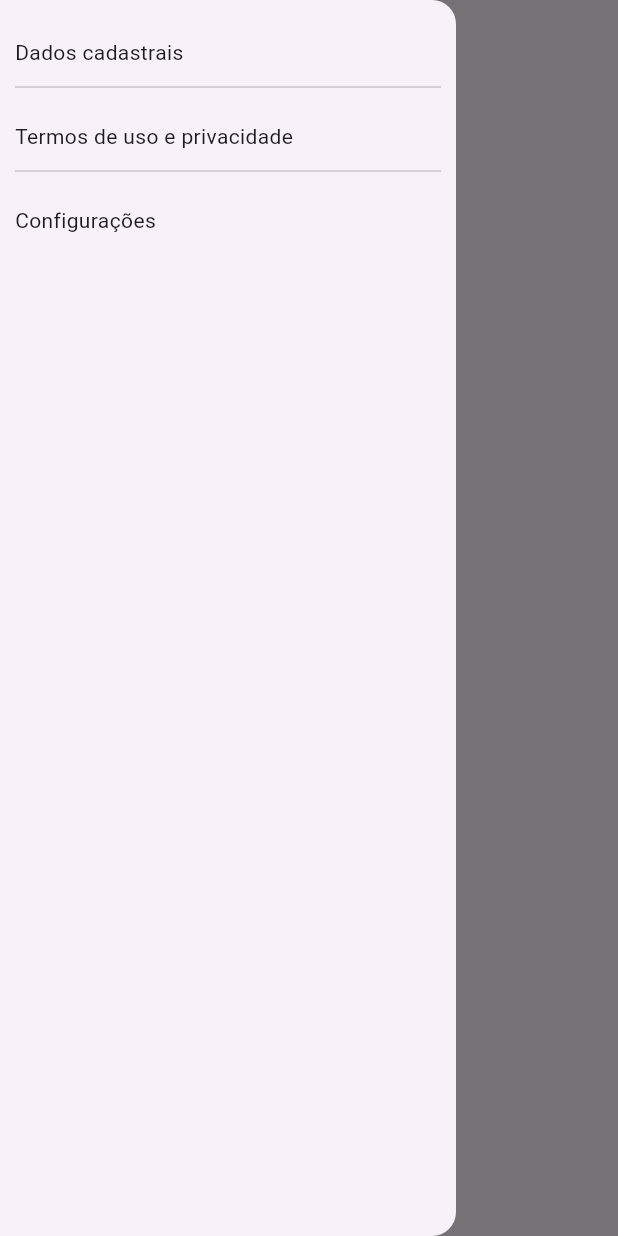
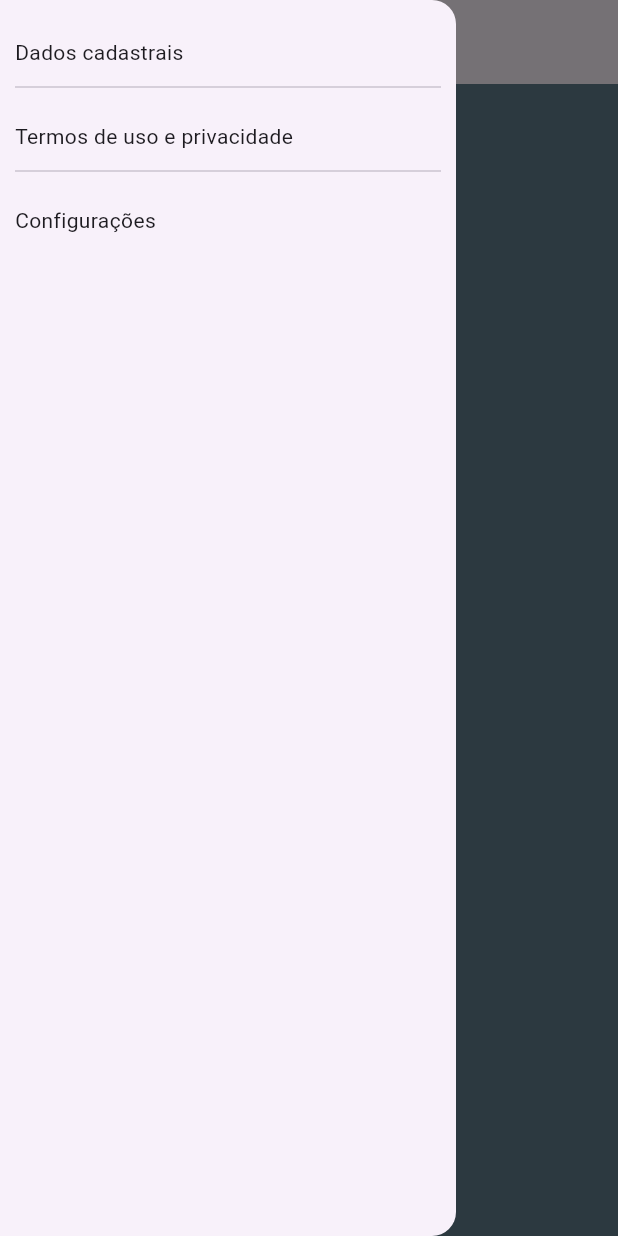
Before and after one commit to maurojh/dionecapf, a Flutter app: the MainPage screen opened directly, with the side drawer open, on a phone screen of 412 x 824 dp. Run offline on Flutter 3.47's test engine with Material 2 defaults, Android fonts, the phone set to English and light mode, and no system bars; network calls fail.

Commit message:
PageView com Container

```diff
--- a/lib/main_page.dart
+++ b/lib/main_page.dart
@@ -70,6 +70,17 @@ class _MainPageState extends State<MainPage> {
             ),
           ),
         ),
+        body: PageView(
+          children: [
+            // para mudar: dois dedos no mouse do Mac
+            Container(
+              color: Colors.blueGrey,
+            ),
+            Container(
+              color: Colors.amber,
+            ),
+          ],
+        ),
       ),
     );
   }
```
